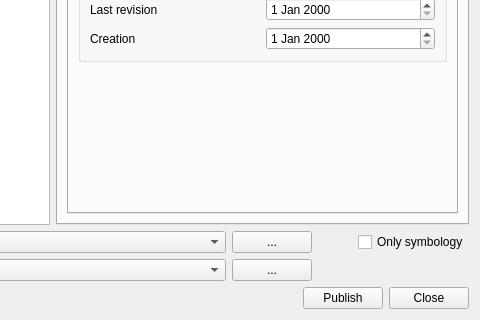
This is geocatbridge/ui/geocatbridgedialog.ui in GeoCat/qgis-bridge-plugin as Qt 5 draws it before an edit; both pictures show x 374 to 854 and y 269 to 589 of the 854 by 589 pixel window. The edited form follows.
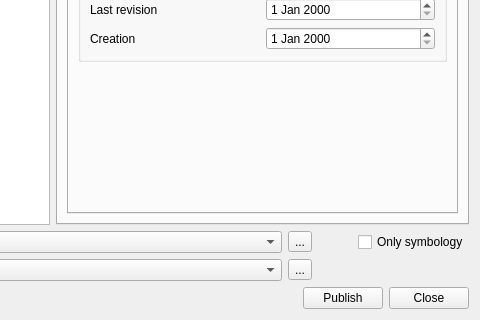
This is the edited form. Icons and pictures are not drawn.

Patch:
```diff
--- a/geocatbridge/ui/geocatbridgedialog.ui
+++ b/geocatbridge/ui/geocatbridgedialog.ui
@@ -538,13 +538,6 @@
        </property>
       </widget>
      </item>
-     <item row="1" column="3">
-      <widget class="QPushButton" name="btnDefineConnectionsMetadata">
-       <property name="text">
-        <string>...</string>
-       </property>
-      </widget>
-     </item>
      <item row="1" column="0">
       <widget class="QCheckBox" name="chkPublishToMetadataServer">
        <property name="text">
@@ -555,19 +548,6 @@
        </property>
       </widget>
      </item>
-     <item row="0" column="3">
-      <widget class="QPushButton" name="btnDefineConnectionsData">
-       <property name="sizePolicy">
-        <sizepolicy hsizetype="Maximum" vsizetype="Fixed">
-         <horstretch>0</horstretch>
-         <verstretch>0</verstretch>
-        </sizepolicy>
-       </property>
-       <property name="text">
-        <string>...</string>
-       </property>
-      </widget>
-     </item>
      <item row="1" column="2">
       <widget class="QComboBox" name="comboMetadataServer">
        <property name="sizePolicy">
@@ -654,6 +634,26 @@
        </property>
       </widget>
      </item>
+     <item row="1" column="3">
+      <widget class="QToolButton" name="btnDefineConnectionsMetadata">
+       <property name="text">
+        <string>...</string>
+       </property>
+      </widget>
+     </item>
+     <item row="0" column="3">
+      <widget class="QToolButton" name="btnDefineConnectionsData">
+       <property name="sizePolicy">
+        <sizepolicy hsizetype="Maximum" vsizetype="Fixed">
+         <horstretch>0</horstretch>
+         <verstretch>0</verstretch>
+        </sizepolicy>
+       </property>
+       <property name="text">
+        <string>...</string>
+       </property>
+      </widget>
+     </item>
     </layout>
    </item>
    <item>
```
